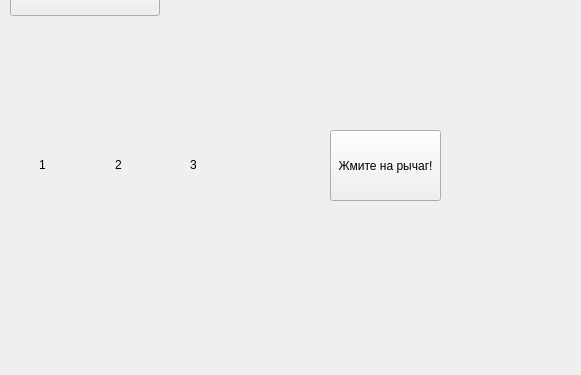
Old version of the form home_window.ui in the repository shm0nya/Lipilin-s-game; both pictures show x 0 to 581 and y 260 to 635 of the 950 by 635 pixel window.
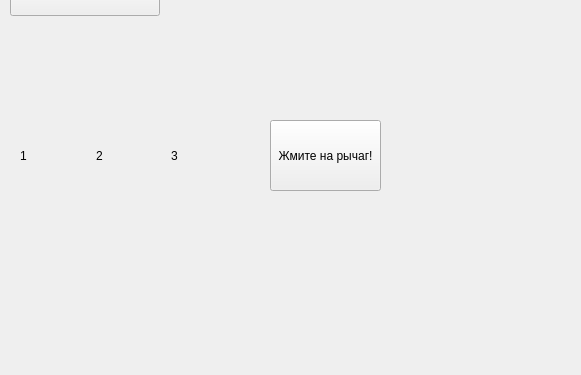
New version of the form.

Diff of the .ui file:
```diff
--- a/home_window.ui
+++ b/home_window.ui
@@ -324,8 +324,8 @@
   <widget class="QPushButton" name="automat">
    <property name="geometry">
     <rect>
-     <x>330</x>
-     <y>390</y>
+     <x>270</x>
+     <y>380</y>
      <width>111</width>
      <height>71</height>
     </rect>
@@ -337,8 +337,8 @@
   <widget class="QWidget" name="horizontalLayoutWidget">
    <property name="geometry">
     <rect>
-     <x>39</x>
-     <y>389</y>
+     <x>20</x>
+     <y>380</y>
      <width>221</width>
      <height>71</height>
     </rect>
```
Left out of the diff: 4 changed lines with no effect on the pictures.
